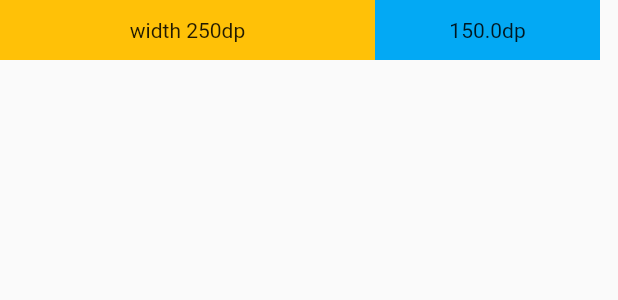
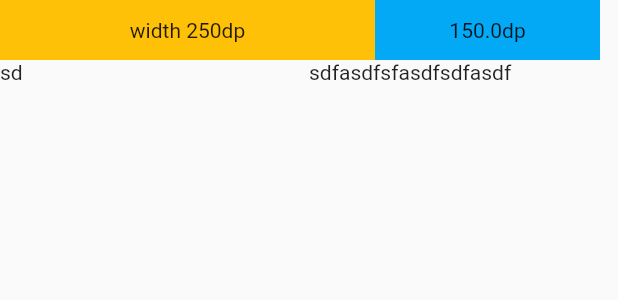
Before and after one commit to genius158/FlutterTest, a Flutter app: the Test widget shown alone on an empty page, opened directly, on a phone screen of 412 x 824 dp. Shown: the top 300 px of the screen. Run offline on Flutter 3.47's test engine with Material 2 defaults, Android fonts, the phone set to English and light mode, and no system bars.

Commit message:
自定义layout

```diff
--- a/lib/main.dart
+++ b/lib/main.dart
@@ -8,6 +8,7 @@ import 'dart:ui' as ui show window;
 import 'package:flutter/foundation.dart';
 import 'package:flutter/gestures.dart';
 import 'package:flutter/rendering.dart';
+import 'package:flutter_app/main6.dart';
 import 'dart:collection';
 import 'dart:ui' as ui show window, PointerDataPacket;
 
@@ -198,7 +199,10 @@ class TestState extends State<Test> {
             );
           }));
         },
-        child: InnerContainer(
+        child:
+        Column(
+          children: <Widget>[
+            InnerContainer(
               Row(
                 children: <Widget>[
                   Container(
@@ -219,7 +223,11 @@ class TestState extends State<Test> {
                   ),
                 ],
               ),
-        ));
+            )
+            ,CustomLayout([Text("sd"),Text("sdfasdfsfasdfsdfasdf")])
+          ],
+        )
+        );
   }
 }
 
--- a/lib/main6.dart
+++ b/lib/main6.dart
@@ -65,7 +65,8 @@ class _MyHomePageState extends State<MyHomePage> {
         height: 200,
         alignment: Alignment.center,
       ),
-      Text("333333333333333333333")
+      Text("333333333333333333333"),
+      Text("444444444444"),
     ];
   }
 }
@@ -91,15 +92,17 @@ class CustomLayoutRender extends RenderBox
     with
         ContainerRenderObjectMixin<RenderBox, CustomParentData>,
         RenderBoxContainerDefaultsMixin<RenderBox, CustomParentData> {
-  var _innerPaint = new Paint();
+  var _innerPaint = new Paint()..color = Colors.transparent;
 
   set color(Color color) {
-    _innerPaint.color = color;
+    if (color != null) {
+      _innerPaint.color = color;
+    }
   }
 
   CustomLayoutRender({List<RenderBox> children, Color color}) {
     addAll(children);
-    _innerPaint.color = color ?? Colors.transparent;
+    this.color = color;
   }
 
   @override
@@ -153,6 +156,11 @@ class CustomLayoutRender extends RenderBox
           height: layoutHeight,
         )
         .biggest;
+
+    print("performLayout  " +
+        size.toString() +
+        "   " +
+        AnimationStatus.completed.toString());
   }
 }
 
```
Lines whose indentation alone changed are shown as unchanged.
